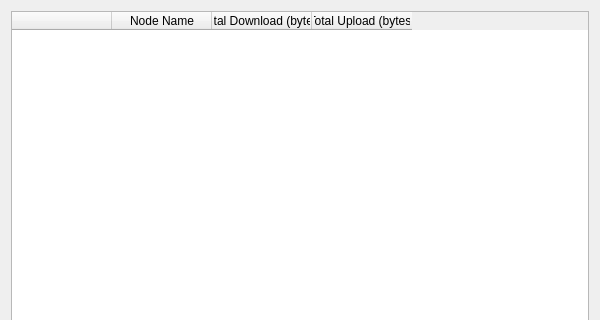
Before: the Qt Designer form vigir_ocs_bandwidth_widget/src/ui/bandwidth_widget.ui in team-vigir/vigir_ocs_common, drawn with Qt 5; both pictures show x 0 to 600 and y 0 to 320 of the 600 by 650 pixel window.
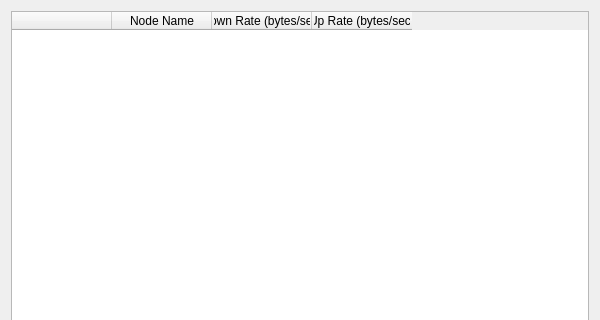
After: the same form once the commit is applied.

Commit message: Changed to print the data rate instead of total data used. Also added in the delay stuff.

```diff
--- a/vigir_ocs_bandwidth_widget/src/ui/bandwidth_widget.ui
+++ b/vigir_ocs_bandwidth_widget/src/ui/bandwidth_widget.ui
@@ -87,12 +87,12 @@
        </column>
        <column>
         <property name="text">
-         <string>Total Download (bytes)</string>
+         <string>Down Rate (bytes/sec)</string>
         </property>
        </column>
        <column>
         <property name="text">
-         <string>Total Upload (bytes)</string>
+         <string>Up Rate (bytes/sec)</string>
         </property>
        </column>
       </widget>
```
The commit also changes 2 other files.
